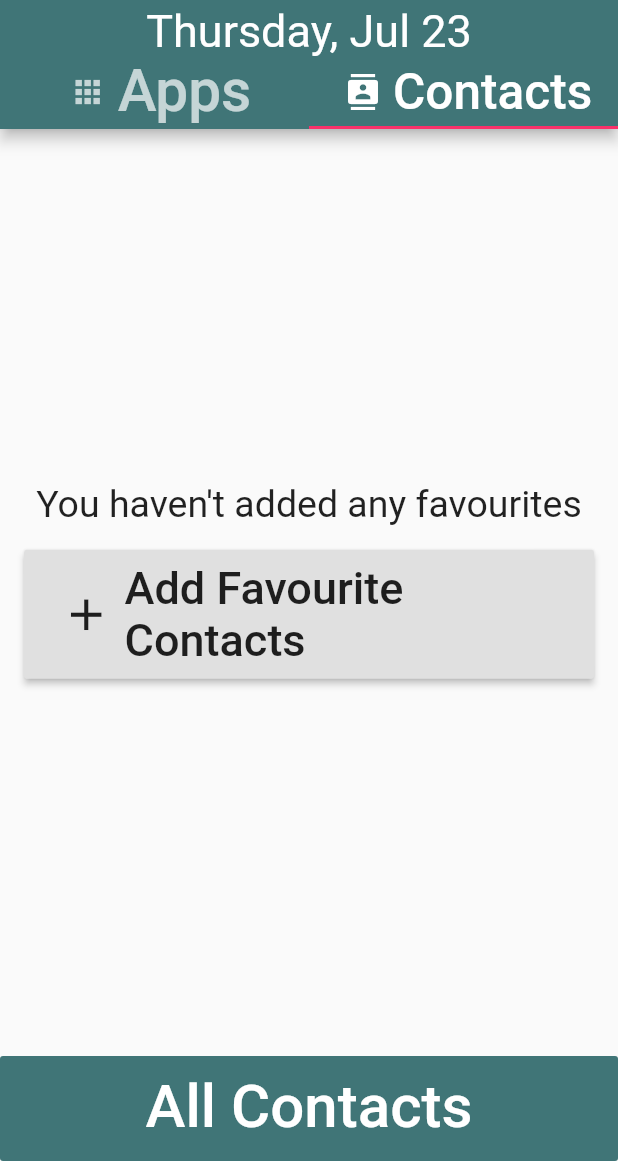
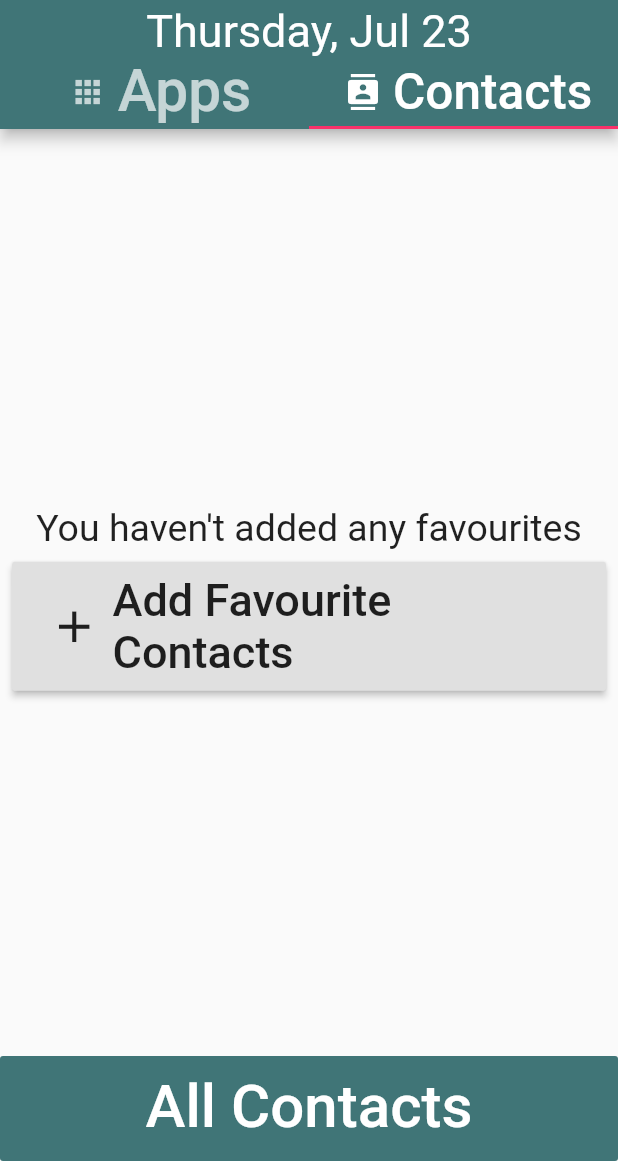
Before and after one commit to itsarjunsinh/elder_launcher, a Flutter app: the screen it shows after launch, tab 2 chosen, on a phone screen of 412 x 824 dp, the part 75-1236 px from its top. Run offline on Flutter 3.47's test engine with Material 2 defaults, Android fonts, the phone set to English and light mode, and no system bars; drawn by our look-alikes of auto_size_text; our stand-ins replace contacts_service, permission_handler, shared_preferences; missing offline and left inert: device_apps.

Commit message:
Hide leading zero (12h clock); Add padding in info view

```diff
--- a/lib/models/date_time_model.dart
+++ b/lib/models/date_time_model.dart
@@ -22,7 +22,7 @@ class DateTimeModel extends ChangeNotifier {
   }
 
   void _updateDateTime() {
-    _time = DateFormat('hh:mm a').format(DateTime.now());
+    _time = DateFormat('h:mm a').format(DateTime.now());
     _date = DateFormat('EEEE, MMM d').format(DateTime.now());
     notifyListeners();
   }
--- a/lib/ui/common/info_action_widget.dart
+++ b/lib/ui/common/info_action_widget.dart
@@ -26,16 +26,20 @@ class InfoActionWidget extends StatelessWidget {
   Widget build(BuildContext context) {
     return Expanded(
       child: Center(
+        child: Padding(
+          padding: const EdgeInsets.all(8.0),
           child: Column(
             mainAxisSize: MainAxisSize.min,
             children: <Widget>[
-            Text(
+              Padding(
+                padding: const EdgeInsets.symmetric(vertical: 8.0),
+                child: Text(
                   message,
                   style: TextStyles.infoMessage,
+                  textAlign: TextAlign.center,
                 ),
-            Padding(
-              padding: const EdgeInsets.all(16.0),
-              child: RaisedButton(
+              ),
+              RaisedButton(
                   child: Padding(
                     padding: const EdgeInsets.all(8.0),
                     child: Row(
@@ -58,9 +62,9 @@ class InfoActionWidget extends StatelessWidget {
                       ],
                     ),
                   ),
-                  onPressed: buttonOnClickAction),
-            )
+                  onPressed: buttonOnClickAction)
             ],
+          ),
         ),
       ),
     );
```
Lines whose indentation alone changed are shown as unchanged.
